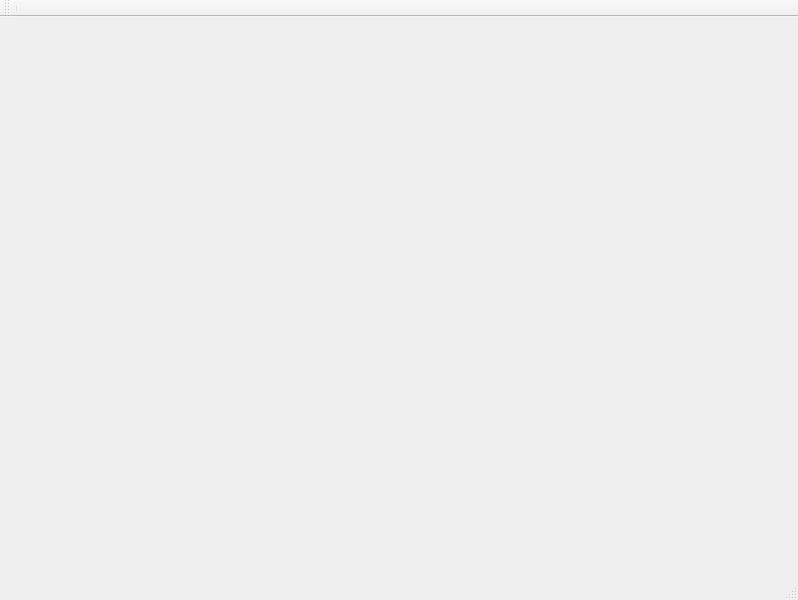
First picture: the form in PyDeluxeEdit/PyDeluxeEdit.ui, repository DeluxeEdit/PyDeluxeEdit, before the edit.
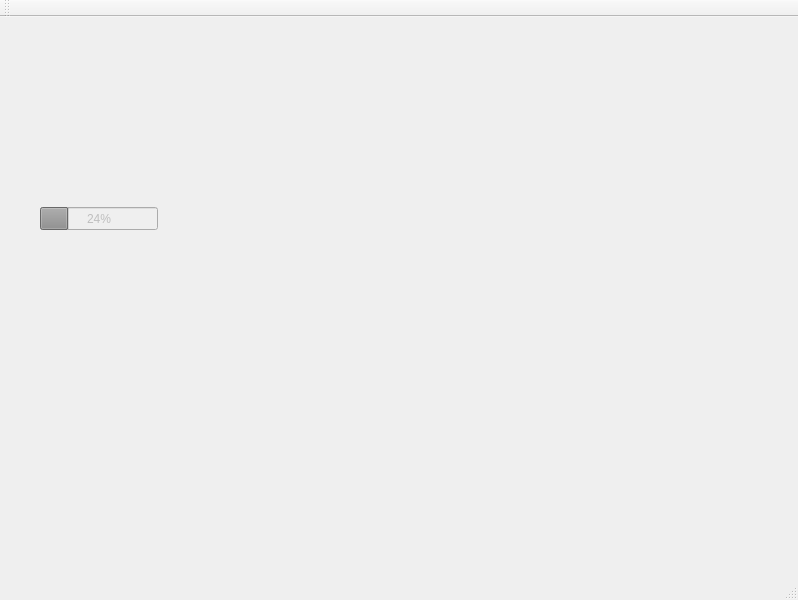
Second picture: the form after the edit. Icons and pictures are not drawn.

Commit message: Removed separator and added progressbar

What changed in the file:
```diff
--- a/PyDeluxeEdit/PyDeluxeEdit.ui
+++ b/PyDeluxeEdit/PyDeluxeEdit.ui
@@ -17,7 +17,24 @@
    <iconset>
     <normaloff>deluxeedit.png</normaloff>deluxeedit.png</iconset>
   </property>
-  <widget class="QWidget" name="centralwidget"/>
+  <widget class="QWidget" name="centralwidget">
+   <widget class="QProgressBar" name="progressBar">
+    <property name="enabled">
+     <bool>false</bool>
+    </property>
+    <property name="geometry">
+     <rect>
+      <x>40</x>
+      <y>190</y>
+      <width>118</width>
+      <height>23</height>
+     </rect>
+    </property>
+    <property name="value">
+     <number>24</number>
+    </property>
+   </widget>
+  </widget>
   <widget class="QMenuBar" name="menubar">
    <property name="geometry">
     <rect>
@@ -39,7 +56,6 @@
    <attribute name="toolBarBreak">
     <bool>false</bool>
    </attribute>
-   <addaction name="separator"/>
   </widget>
  </widget>
  <resources/>
```
Left out of the diff: 4 changed lines with no effect on the pictures.
